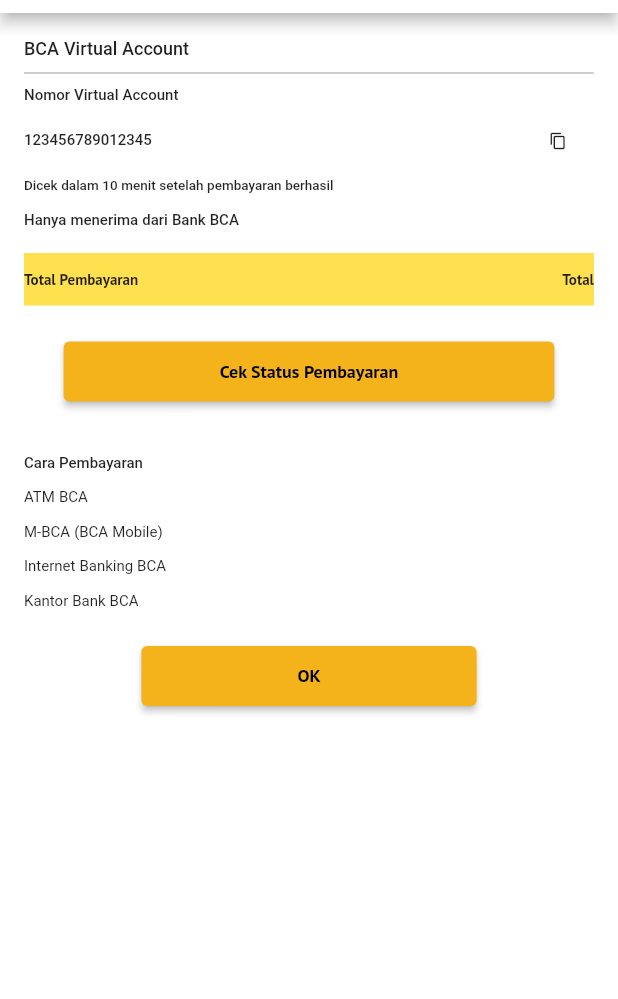
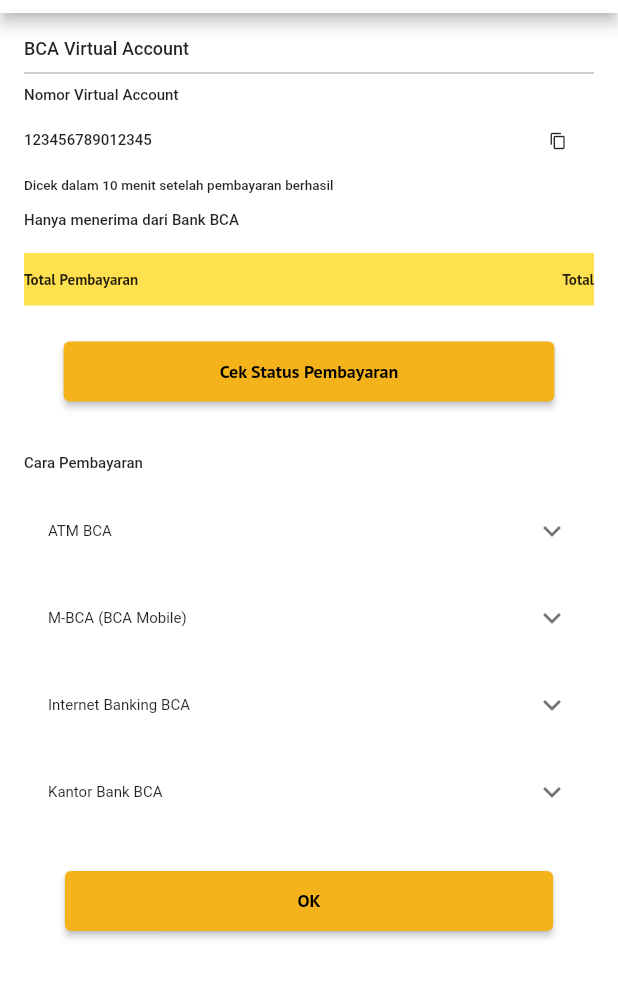
Before and after one commit to Kelompok-21-C-Capstone-Project/ppob-Flutter, a Flutter app: the MetodePembayaranPdamScreen screen opened by its route, on a phone screen of 412 x 824 dp, the part 71-1070 px from its top. Run offline on Flutter 3.47's test engine with Material 2 defaults, Android fonts, the phone set to English and light mode, and no system bars; our stand-ins replace carousel_slider, curved_navigation_bar, dio, firebase_auth, firebase_core, flutter_form_builder and 5 more; missing offline and left inert: dart:ffi, dart:html; accounts and stored records are empty; Roboto replaces fonts that are missing (Ubuntu).

Commit message:
ubah ukuran button, tambah expanse tile

```diff
--- a/praktikum/payzone_2/lib/main.dart
+++ b/praktikum/payzone_2/lib/main.dart
@@ -53,7 +53,7 @@
           "/profile": (context) => ProfileScreen(),
           "/profileDetail": (context) => ProfileDetail(),
         },
-        initialRoute: "/home",
+        initialRoute: "/metodePembayaranEWallet",
       ),
     );
   }
--- a/praktikum/payzone_2/lib/screens/e-wallet screens/daftar_produk_e_wallet_screen.dart
+++ b/praktikum/payzone_2/lib/screens/e-wallet screens/daftar_produk_e_wallet_screen.dart
@@ -10,7 +10,7 @@
     return Scaffold(
       backgroundColor: putih,
       appBar: AppBar(
-        backgroundColor: primaryKuning1,
+        backgroundColor: putih,
         title: Text(
           "Topup E-Wallet",
           style: appBar,
--- a/praktikum/payzone_2/lib/screens/pdam screens/daftar_produk_pdam_screen.dart
+++ b/praktikum/payzone_2/lib/screens/pdam screens/daftar_produk_pdam_screen.dart
@@ -18,7 +18,7 @@
     return Scaffold(
       backgroundColor: putih,
       appBar: AppBar(
-        backgroundColor: primaryKuning1,
+        backgroundColor: putih,
         title: Text(
           "Tagihan PDAM",
           style: appBar,
--- a/praktikum/payzone_2/lib/screens/pdam screens/metode_pembayaran_pdam_screen.dart
+++ b/praktikum/payzone_2/lib/screens/pdam screens/metode_pembayaran_pdam_screen.dart
@@ -89,8 +89,8 @@
                                 onPressed: () {},
                                 style: ElevatedButton.styleFrom(
                                   primary: primaryKuning1,
-                                  padding: const EdgeInsets.fromLTRB(
-                                      104, 12, 104, 12),
+                                  padding:
+                                      const EdgeInsets.fromLTRB(87, 15, 90, 15),
                                 ),
                                 child: Text("Lihat History Transaksi",
                                     style: title3Sans),
@@ -114,35 +114,58 @@
               style: title4Ubuntu,
             ),
             const SizedBox(height: 10),
-            Text(
-              "ATM BCA",
-              style: title3Ubuntu,
+            ExpansionTile(
+              title: Text(
+                'ATM BCA',
+                style: title3Ubuntu,
+              ),
+              children: <Widget>[
+                ListTile(
+                    title: Text(
+                  'ATM BCA Tutorial ',
+                  style: title3Ubuntu,
+                )),
+              ],
             ),
-            const SizedBox(height: 10),
-            Text(
-              "M-BCA (BCA Mobile)",
-              style: title3Ubuntu,
+            ExpansionTile(
+              title: Text(
+                'M-BCA (BCA Mobile)',
+                style: title3Ubuntu,
+              ),
+              children: <Widget>[
+                ListTile(
+                    title: Text(
+                  'M-BCA (BCA Mobile) Tutorial',
+                  style: title3Ubuntu,
+                )),
+              ],
             ),
-            const SizedBox(height: 10),
-            Text(
-              "Internet Banking BCA",
-              style: title3Ubuntu,
+            ExpansionTile(
+              title: Text(
+                'Internet Banking BCA',
+                style: title3Ubuntu,
+              ),
+              children: <Widget>[
+                ListTile(
+                    title: Text(
+                  'Internet Banking BCA Tutorial',
+                  style: title3Ubuntu,
+                )),
+              ],
             ),
-            const SizedBox(height: 10),
-            Text(
-              "Kantor Bank BCA",
-              style: title3Ubuntu,
+            ExpansionTile(
+              title: Text(
+                'Kantor Bank BCA',
+                style: title3Ubuntu,
+              ),
+              children: <Widget>[
+                ListTile(
+                    title: Text(
+                  'Kantor Bank BCA Tutorial',
+                  style: title3Ubuntu,
+                )),
+              ],
             ),
-            // const ExpansionTile(
-            //   title: Text(
-            //     'ATM BCA',
-            //     style: TextStyle(fontSize: 10),
-            //   ),
-            //   subtitle: Text('Trailing expansion arrow icon'),
-            //   children: <Widget>[
-            //     ListTile(title: Text('This is tile number 1')),
-            //   ],
-            // ),
             const SizedBox(height: 20),
             Center(
               child: ElevatedButton(
@@ -151,7 +174,7 @@
                   },
                   style: ElevatedButton.styleFrom(
                     primary: primaryKuning1,
-                    padding: const EdgeInsets.fromLTRB(104, 12, 104, 12),
+                    padding: const EdgeInsets.fromLTRB(155, 12, 155, 12),
                   ),
                   child: Text(
                     "OK",
```
Also changed, not shown: praktikum/payzone_2/lib/screens/e-wallet screens/metode_pembayaran_e_wallet_screen.dart (+54 -30 lines), praktikum/payzone_2/lib/screens/e-wallet screens/ovo_screen.dart (+52 -3 lines), praktikum/payzone_2/lib/screens/e-wallet screens/pembayaran_e_wallet_screen.dart (+24 -14 lines), praktikum/payzone_2/lib/screens/paket data screens/metode_pembayaran_paket_data_screen.dart (+51 -28 lines), praktikum/payzone_2/lib/screens/paket data screens/pembayaran_paket_data_screen.dart (+24 -14 lines), praktikum/payzone_2/lib/screens/pdam screens/pembayaran_pdam_screen.dart (+24 -14 lines).
